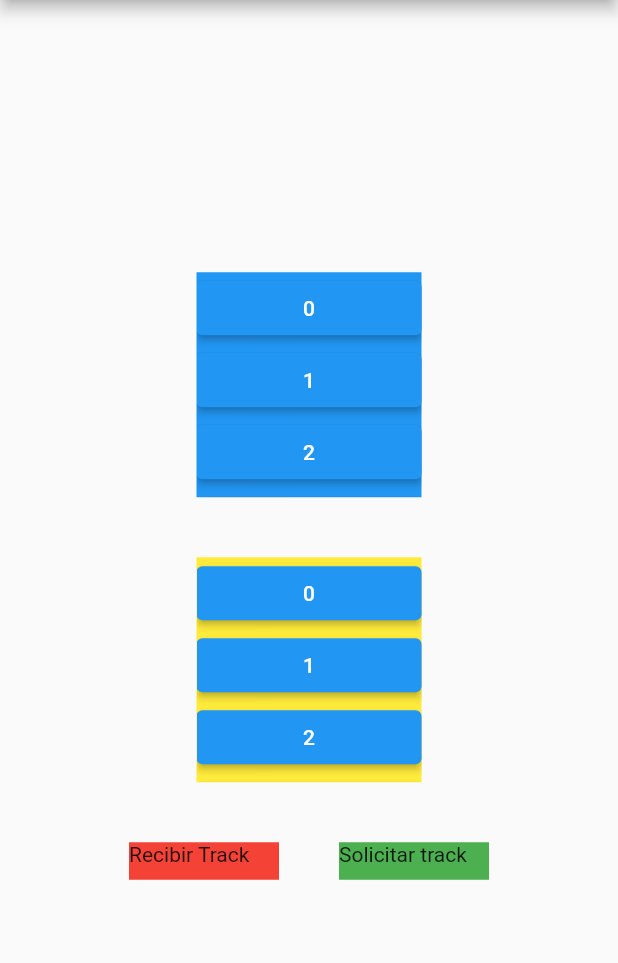
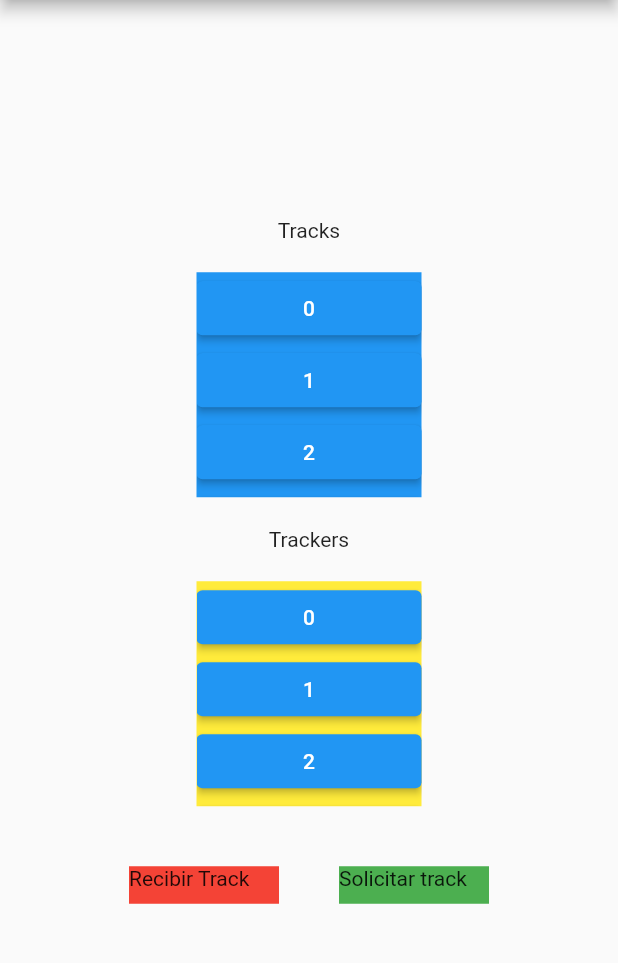
Before and after one commit to jhaos/EyeMe, a Flutter app: the screen it shows after launch, on a phone screen of 412 x 824 dp, the part 84-1047 px from its top. Run offline on Flutter 3.47's test engine with Material 2 defaults, Android fonts, the phone set to English and light mode, and no system bars.

Commit message:
Added columns and names to the list view

```diff
--- a/lib/homepage.dart
+++ b/lib/homepage.dart
@@ -56,8 +56,11 @@ class _HomePageState extends State<HomePage> {
             children: <Widget> [
               Row(
                 mainAxisAlignment: MainAxisAlignment.center,
-                crossAxisAlignment: CrossAxisAlignment.center,
+                crossAxisAlignment: CrossAxisAlignment.start,
                 children: <Widget> [
+                  Column(
+                    children: [
+                      Text("Tracks"),
                       Padding(
                         padding: const EdgeInsets.all(20.0),
                         child: Container(
@@ -75,10 +78,15 @@ class _HomePageState extends State<HomePage> {
                       ),
                     ],
                   ),
+                ],
+              ),
               Row(
                 mainAxisAlignment: MainAxisAlignment.center,
-                crossAxisAlignment: CrossAxisAlignment.center,
+                crossAxisAlignment: CrossAxisAlignment.start,
                 children: <Widget> [
+                  Column(
+                    children: [
+                      Text("Trackers"),
                       Padding(
                         padding: const EdgeInsets.all(20.0),
                         child: Container(
@@ -93,6 +101,8 @@ class _HomePageState extends State<HomePage> {
                             },
                           ),
                         ),
+                      ),
+                    ],
                   ),
                 ],
               ),
```
Lines whose indentation alone changed are shown as unchanged.
